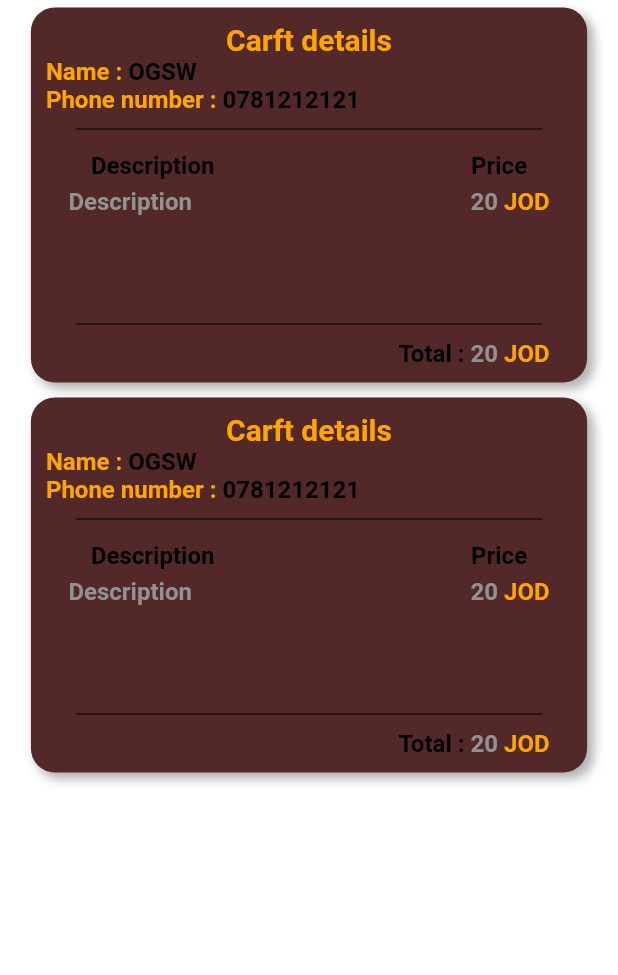
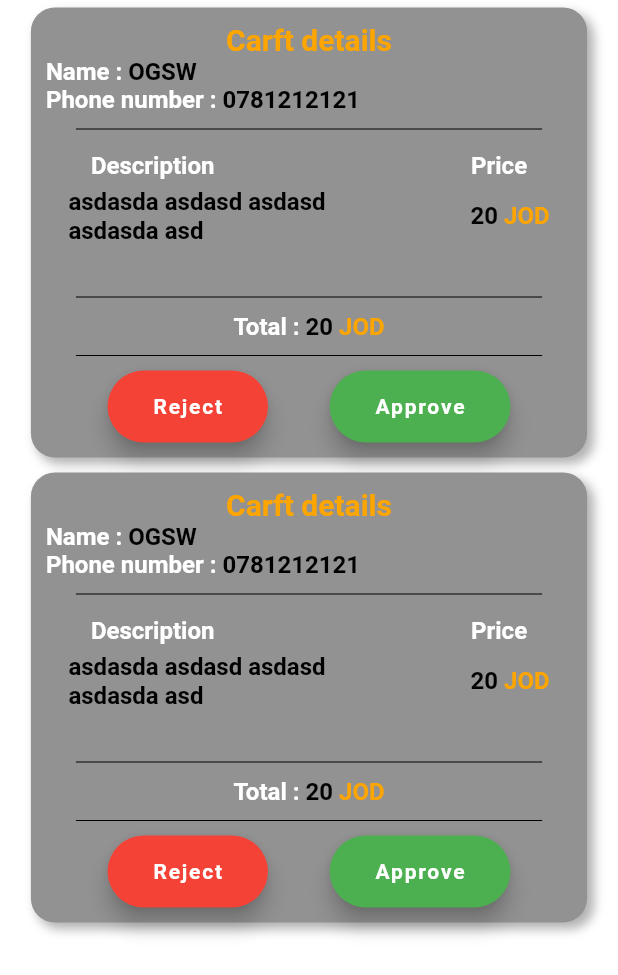
Before and after one commit to omargsw/craft, a Flutter app: the BillsPage screen opened directly, on a phone screen of 412 x 824 dp. Shown: the top 975 px of the screen. Run offline on Flutter 3.47's test engine with Material 2 defaults, Android fonts, the phone set to English and light mode, and no system bars; our stand-ins replace get, google_fonts, image_picker, modal_bottom_sheet, shared_preferences; accounts and stored records are empty; Roboto replaces fonts that are missing (Tajawal).

Commit message:
add biils design

```diff
--- a/lib/view/bills_page.dart
+++ b/lib/view/bills_page.dart
@@ -1,4 +1,6 @@
+import 'package:craft/components/color.dart';
 import 'package:craft/components/font.dart';
+import 'package:craft/components/primary_button.dart';
 import 'package:flutter/material.dart';
 
 class BillsPage extends StatefulWidget {
@@ -22,12 +24,12 @@ class _BillsPageState extends State<BillsPage> {
               Padding(
                 padding: const EdgeInsets.symmetric(vertical: 5),
                 child: Container(
-                  height: 250,
+                  height: 300,
                   width: width * 0.9,
                   padding: const EdgeInsets.all(10),
                   decoration: BoxDecoration(
                     borderRadius: const BorderRadius.all(Radius.circular(16.0)),
-                    color: const Color.fromARGB(255, 82, 40, 40),
+                    color: AppColors.secondaryColor,
                     boxShadow: <BoxShadow>[
                       BoxShadow(
                         color: Colors.grey.withOpacity(0.8),
@@ -49,7 +51,7 @@ class _BillsPageState extends State<BillsPage> {
                         children: [
                           Text(
                             "Name : ",
-                            style: AppFonts.tajawal16PrimapryW600,
+                            style: AppFonts.tajawal16WhiteW600,
                           ),
                           Text(
                             "OGSW",
@@ -61,7 +63,7 @@ class _BillsPageState extends State<BillsPage> {
                         children: [
                           Text(
                             "Phone number : ",
-                            style: AppFonts.tajawal16PrimapryW600,
+                            style: AppFonts.tajawal16WhiteW600,
                           ),
                           Text(
                             "0781212121",
@@ -84,11 +86,11 @@ class _BillsPageState extends State<BillsPage> {
                           children: [
                             Text(
                               "Description",
-                              style: AppFonts.tajawal16BlackW600,
+                              style: AppFonts.tajawal16WhiteW600,
                             ),
                             Text(
                               "Price",
-                              style: AppFonts.tajawal16BlackW600,
+                              style: AppFonts.tajawal16WhiteW600,
                             ),
                           ],
                         ),
@@ -98,15 +100,18 @@ class _BillsPageState extends State<BillsPage> {
                         child: Row(
                           mainAxisAlignment: MainAxisAlignment.spaceBetween,
                           children: [
-                            Text(
-                              "Description",
-                              style: AppFonts.tajawal16SecondaryW600,
+                            SizedBox(
+                              width: width * 0.5,
+                              child: Text(
+                                "asdasda asdasd asdasd asdasda asd",
+                                style: AppFonts.tajawal16BlackW600,
+                              ),
                             ),
                             Row(
                               children: [
                                 Text(
                                   "20",
-                                  style: AppFonts.tajawal16SecondaryW600,
+                                  style: AppFonts.tajawal16BlackW600,
                                 ),
                                 Text(
                                   " JOD",
@@ -128,17 +133,17 @@ class _BillsPageState extends State<BillsPage> {
                       Padding(
                         padding: const EdgeInsets.symmetric(horizontal: 15),
                         child: Row(
-                          mainAxisAlignment: MainAxisAlignment.end,
+                          mainAxisAlignment: MainAxisAlignment.center,
                           children: [
                             Text(
                               "Total : ",
-                              style: AppFonts.tajawal16BlackW600,
+                              style: AppFonts.tajawal16WhiteW600,
                             ),
                             Row(
                               children: [
                                 Text(
                                   "20",
-                                  style: AppFonts.tajawal16SecondaryW600,
+                                  style: AppFonts.tajawal16BlackW600,
                                 ),
                                 Text(
                                   " JOD",
@@ -149,6 +154,48 @@ class _BillsPageState extends State<BillsPage> {
                           ],
                         ),
                       ),
+                      const Divider(
+                        height: 20,
+                        thickness: 0,
+                        indent: 20,
+                        endIndent: 20,
+                        color: Colors.black,
+                      ),
+                      Row(
+                        mainAxisAlignment: MainAxisAlignment.spaceEvenly,
+                        children: [
+                          FloatingActionButton.extended(
+                            backgroundColor: Colors.red,
+                            foregroundColor: Colors.black,
+                            onPressed: () {
+                              // Get.to(const AddPost());
+                            },
+                            label: Padding(
+                              padding:
+                                  const EdgeInsets.symmetric(horizontal: 10),
+                              child: Text(
+                                'Reject',
+                                style: AppFonts.tajawal14WhiteW600,
+                              ),
+                            ),
+                          ),
+                          FloatingActionButton.extended(
+                            backgroundColor: Colors.green,
+                            foregroundColor: Colors.black,
+                            onPressed: () {
+                              // Get.to(const AddPost());
+                            },
+                            label: Padding(
+                              padding:
+                                  const EdgeInsets.symmetric(horizontal: 10),
+                              child: Text(
+                                'Approve',
+                                style: AppFonts.tajawal14WhiteW600,
+                              ),
+                            ),
+                          ),
+                        ],
+                      )
                     ],
                   ),
                 ),
--- a/lib/view/login_page.dart
+++ b/lib/view/login_page.dart
@@ -150,7 +150,7 @@ class _LoginPageState extends State<LoginPage> {
                     await SharedPreferences.getInstance();
                 sharedPreferences.setInt('typeID', widget.typeId);
                 int? typeId = sharedPreferences.getInt('typeID');
-                Get.to(const NavBar(typeId: 1));
+                Get.to(NavBar(typeId: widget.typeId));
               },
               child: PrimaryButton(
                 title: "Login",
--- a/lib/view/sub_categories_posts.dart
+++ b/lib/view/sub_categories_posts.dart
@@ -100,7 +100,7 @@ class _PostsPageState extends State<PostsPage> {
                   children: [
                     TextButton.icon(
                       onPressed: () {
-                        showModelSheet(context);
+                        showModelSheetCooments(context);
                       },
                       label: Text(
                         'Comment',
@@ -138,7 +138,7 @@ class _PostsPageState extends State<PostsPage> {
     );
   }
 
-  void showModelSheet(BuildContext context) {
+  void showModelSheetCooments(BuildContext context) {
     showMaterialModalBottomSheet(
         context: context,
         builder: (builder) {
```
Also changed, not shown: lib/components/text_field_withColor.dart (added, +97 -0 lines), lib/view/approve_requests_page.dart (added, +124 -0 lines), lib/view/nav_bar.dart (+12 -12 lines), lib/view/requests_page.dart (+16 -7 lines).
